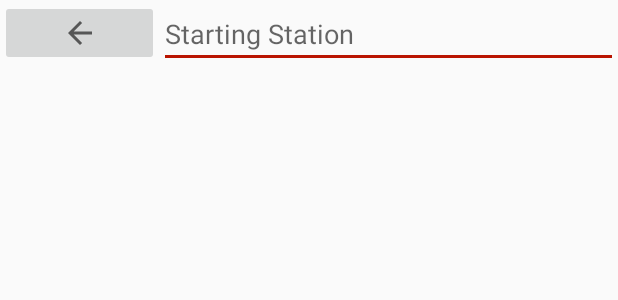
After one commit to naxxfish/interest-voyage-android, an Android app: the layout activity_station_picker.xml on its own in the app's theme, with its tools: preview values and no code run, on a phone screen of 412 x 824 dp. The commit adds this screen. Shown: the top 300 px of the screen. Run offline under Robolectric (Android 15) with nearby library versions, the light colour scheme and no system bars.

Commit message:
Added station picker activity

```diff
--- a/app/build.gradle
+++ b/app/build.gradle
@@ -25,6 +25,7 @@ dependencies {
     implementation 'com.android.support:support-v4:28.0.0'
     implementation 'com.android.support.constraint:constraint-layout:1.1.3'
     implementation 'com.android.support:design:28.0.0'
+    implementation 'com.android.support:recyclerview-v7:28.0.0'
     testImplementation 'junit:junit:4.12'
     androidTestImplementation 'com.android.support.test:runner:1.0.2'
     androidTestImplementation 'com.android.support.test.espresso:espresso-core:3.0.2'
--- a/app/src/main/AndroidManifest.xml
+++ b/app/src/main/AndroidManifest.xml
@@ -19,6 +19,7 @@
             </intent-filter>
         </activity>
         <activity android:name=".MainActivity" />
+        <activity android:name=".StationPicker" android:theme="@style/SearchTheme"></activity>
     </application>
 
 </manifest>
--- /dev/null
+++ b/app/src/main/res/layout/activity_station_picker.xml
@@ -0,0 +1,54 @@
+<?xml version="1.0" encoding="utf-8"?>
+<android.support.constraint.ConstraintLayout xmlns:android="http://schemas.android.com/apk/res/android"
+    xmlns:app="http://schemas.android.com/apk/res-auto"
+    xmlns:tools="http://schemas.android.com/tools"
+    android:layout_width="match_parent"
+    android:layout_height="match_parent"
+    tools:context=".StationPicker">
+
+    <LinearLayout
+        android:layout_width="match_parent"
+        android:layout_height="match_parent"
+        android:orientation="vertical">
+
+        <LinearLayout
+            android:layout_width="match_parent"
+            android:layout_height="64dp"
+            android:orientation="horizontal"
+            tools:layout_editor_absoluteX="8dp"
+            tools:layout_editor_absoluteY="8dp">
+
+            <ImageButton
+                android:id="@+id/backImageButton"
+                android:layout_width="14dp"
+                android:layout_height="wrap_content"
+                android:layout_weight="1"
+                android:contentDescription="@string/back"
+                app:srcCompat="?attr/actionModeCloseDrawable" />
+
+            <EditText
+                android:id="@+id/stationNameEditText"
+                android:layout_width="wrap_content"
+                android:layout_height="wrap_content"
+                android:layout_weight="1"
+                android:autofillHints=""
+                android:ems="10"
+                android:hint="@string/starting_station"
+                android:inputType="textPersonName" />
+        </LinearLayout>
+
+        <android.support.constraint.Guideline
+            android:id="@+id/guideline"
+            android:layout_width="match_parent"
+            android:layout_height="wrap_content"
+            android:orientation="vertical" />
+
+        <ListView
+            android:id="@+id/stationListView"
+            style="@style/Widget.AppCompat.ListView.DropDown"
+            android:layout_width="match_parent"
+            android:layout_height="match_parent" />
+
+    </LinearLayout>
+
+</android.support.constraint.ConstraintLayout>
--- /dev/null
+++ b/app/src/main/res/values/dimens.xml
@@ -0,0 +1,4 @@
+<resources>
+    <dimen name="fab_margin">16dp</dimen>
+    <dimen name="text_margin">16dp</dimen>
+</resources>
--- a/app/src/main/res/values/strings.xml
+++ b/app/src/main/res/values/strings.xml
@@ -8,5 +8,7 @@
     <string name="destination_station">Destination Station</string>
     <string name="date">Date</string>
     <string name="time">Time</string>
-    <string name="title_activity_main2">Main2Activity</string>
+    <string name="looking_for_trains">Looking for trains...</string>
+    <string name="enter_station_name">Enter station name</string>
+    <string name="back">Back</string>
 </resources>
--- a/app/src/main/res/values/styles.xml
+++ b/app/src/main/res/values/styles.xml
@@ -12,6 +12,9 @@
         <item name="android:windowBackground">@drawable/splash_screen</item>
     </style>
 
+    <style name="SearchTheme" parent="AppTheme.NoActionBar">
+    </style>
+
     <style name="AppTheme.NoActionBar">
         <item name="windowActionBar">false</item>
         <item name="windowNoTitle">true</item>
```
Also changed, not shown: app/src/main/java/net/naxxfish/interestvoyage/MainActivity.java (+12 -0 lines), app/src/main/java/net/naxxfish/interestvoyage/StationPicker.java (added, +13 -0 lines), app/src/main/java/net/naxxfish/interestvoyage/dummy/DummyContent.java (added, +72 -0 lines), app/src/main/res/layout/activity_main.xml (+25 -7 lines), 1 other file.
